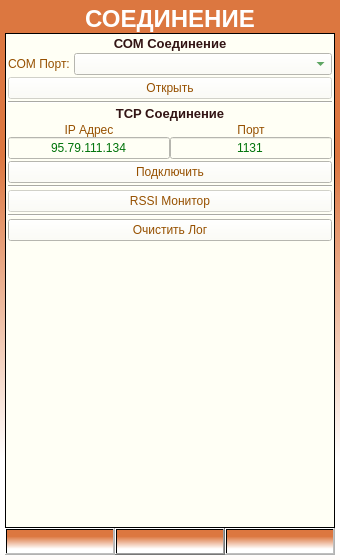
Qt form ANDROID_FORMS/connections_form.ui (DavidSiegman/PLC_RF_Configurator) before a commit.
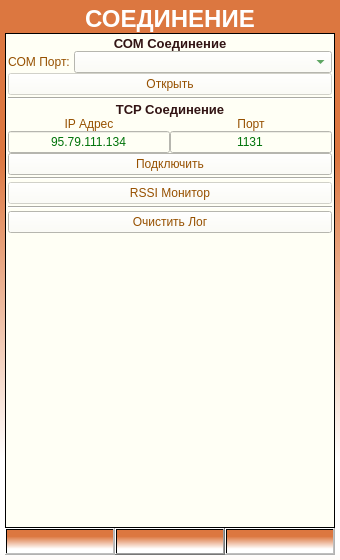
The same form after that commit. Icons and pictures are not drawn.

Patch:
```diff
--- a/ANDROID_FORMS/connections_form.ui
+++ b/ANDROID_FORMS/connections_form.ui
@@ -123,206 +123,31 @@
          <property name="spacing">
           <number>2</number>
          </property>
-         <item row="8" column="0">
-          <widget class="QPushButton" name="RSSIMonitor">
-           <property name="enabled">
-            <bool>false</bool>
-           </property>
-           <property name="sizePolicy">
-            <sizepolicy hsizetype="Expanding" vsizetype="Minimum">
-             <horstretch>0</horstretch>
-             <verstretch>0</verstretch>
-            </sizepolicy>
-           </property>
-           <property name="minimumSize">
-            <size>
-             <width>0</width>
-             <height>0</height>
-            </size>
-           </property>
-           <property name="maximumSize">
-            <size>
-             <width>16777215</width>
-             <height>16777215</height>
-            </size>
-           </property>
-           <property name="font">
-            <font>
-             <family>Microsoft YaHei UI</family>
-            </font>
-           </property>
-           <property name="text">
-            <string>RSSI Монитор</string>
-           </property>
-           <property name="tabletTracking" stdset="0">
-            <bool>true</bool>
-           </property>
-          </widget>
-         </item>
-         <item row="7" column="0">
-          <widget class="Line" name="line">
-           <property name="orientation">
-            <enum>Qt::Horizontal</enum>
-           </property>
-          </widget>
-         </item>
-         <item row="0" column="0">
-          <widget class="QLabel" name="label_2">
-           <property name="sizePolicy">
-            <sizepolicy hsizetype="Expanding" vsizetype="Minimum">
-             <horstretch>0</horstretch>
-             <verstretch>0</verstretch>
-            </sizepolicy>
-           </property>
-           <property name="minimumSize">
-            <size>
-             <width>0</width>
-             <height>0</height>
-            </size>
-           </property>
-           <property name="font">
-            <font>
-             <family>Microsoft YaHei UI</family>
-             <pointsize>10</pointsize>
-             <weight>75</weight>
-             <bold>true</bold>
-            </font>
-           </property>
-           <property name="styleSheet">
-            <string notr="true">color: rgb(50, 20, 20);</string>
-           </property>
-           <property name="text">
-            <string>СОМ Соединение</string>
-           </property>
-           <property name="alignment">
-            <set>Qt::AlignCenter</set>
-           </property>
-          </widget>
-         </item>
-         <item row="2" column="0">
-          <widget class="QPushButton" name="COMConnect">
-           <property name="enabled">
-            <bool>false</bool>
-           </property>
-           <property name="sizePolicy">
-            <sizepolicy hsizetype="Expanding" vsizetype="Minimum">
-             <horstretch>0</horstretch>
-             <verstretch>0</verstretch>
-            </sizepolicy>
-           </property>
-           <property name="minimumSize">
-            <size>
-             <width>0</width>
-             <height>0</height>
-            </size>
-           </property>
-           <property name="maximumSize">
-            <size>
-             <width>16777215</width>
-             <height>16777215</height>
-            </size>
-           </property>
-           <property name="font">
-            <font>
-             <family>Microsoft YaHei UI</family>
-            </font>
-           </property>
-           <property name="styleSheet">
-            <string notr="true"/>
-           </property>
-           <property name="text">
-            <string>Открыть</string>
-           </property>
-           <property name="tabletTracking" stdset="0">
-            <bool>true</bool>
-           </property>
-          </widget>
-         </item>
-         <item row="1" column="0">
-          <layout class="QHBoxLayout" name="horizontalLayout_6">
-           <property name="spacing">
-            <number>0</number>
-           </property>
-           <item>
-            <widget class="QLabel" name="label_4">
-             <property name="sizePolicy">
-              <sizepolicy hsizetype="Minimum" vsizetype="Minimum">
-               <horstretch>0</horstretch>
-               <verstretch>0</verstretch>
-              </sizepolicy>
-             </property>
-             <property name="minimumSize">
-              <size>
-               <width>0</width>
-               <height>0</height>
-              </size>
-             </property>
-             <property name="font">
-              <font>
-               <family>Microsoft YaHei UI</family>
-              </font>
-             </property>
-             <property name="text">
-              <string>COM Порт: </string>
-             </property>
-            </widget>
-           </item>
-           <item>
-            <widget class="QComboBox" name="PortNameBox">
-             <property name="sizePolicy">
-              <sizepolicy hsizetype="Expanding" vsizetype="Minimum">
-               <horstretch>0</horstretch>
-               <verstretch>0</verstretch>
-              </sizepolicy>
-             </property>
-             <property name="minimumSize">
-              <size>
-               <width>0</width>
-               <height>0</height>
-              </size>
-             </property>
-             <property name="font">
-              <font>
-               <family>Microsoft YaHei UI</family>
-              </font>
-             </property>
-             <property name="styleSheet">
-              <string notr="true">color: rgb(0, 115, 10);</string>
-             </property>
-            </widget>
-           </item>
-          </layout>
-         </item>
-         <item row="10" column="0">
-          <widget class="QPushButton" name="ClearConsole">
-           <property name="sizePolicy">
-            <sizepolicy hsizetype="Expanding" vsizetype="Minimum">
-             <horstretch>0</horstretch>
-             <verstretch>0</verstretch>
-            </sizepolicy>
-           </property>
-           <property name="minimumSize">
-            <size>
-             <width>0</width>
-             <height>0</height>
-            </size>
-           </property>
-           <property name="text">
-            <string>Очистить Лог</string>
-           </property>
-           <property name="tabletTracking" stdset="0">
-            <bool>true</bool>
-           </property>
-          </widget>
-         </item>
          <item row="3" column="0">
-          <widget class="Line" name="line_2">
-           <property name="orientation">
-            <enum>Qt::Horizontal</enum>
+          <widget class="QWidget" name="TCP_Widget" native="true">
+           <property name="sizePolicy">
+            <sizepolicy hsizetype="Expanding" vsizetype="Minimum">
+             <horstretch>0</horstretch>
+             <verstretch>0</verstretch>
+            </sizepolicy>
            </property>
-          </widget>
-         </item>
-         <item row="4" column="0">
+           <layout class="QVBoxLayout" name="verticalLayout_3">
+            <property name="spacing">
+             <number>0</number>
+            </property>
+            <property name="leftMargin">
+             <number>0</number>
+            </property>
+            <property name="topMargin">
+             <number>0</number>
+            </property>
+            <property name="rightMargin">
+             <number>0</number>
+            </property>
+            <property name="bottomMargin">
+             <number>0</number>
+            </property>
+            <item>
           <widget class="QLabel" name="label_3">
            <property name="sizePolicy">
             <sizepolicy hsizetype="Expanding" vsizetype="Minimum">
@@ -355,43 +180,7 @@
            </property>
           </widget>
          </item>
-         <item row="6" column="0">
-          <widget class="QPushButton" name="TCPConnect">
-           <property name="enabled">
-            <bool>true</bool>
-           </property>
-           <property name="sizePolicy">
-            <sizepolicy hsizetype="Expanding" vsizetype="Minimum">
-             <horstretch>0</horstretch>
-             <verstretch>0</verstretch>
-            </sizepolicy>
-           </property>
-           <property name="minimumSize">
-            <size>
-             <width>0</width>
-             <height>0</height>
-            </size>
-           </property>
-           <property name="maximumSize">
-            <size>
-             <width>16777215</width>
-             <height>16777215</height>
-            </size>
-           </property>
-           <property name="font">
-            <font>
-             <family>Microsoft YaHei UI</family>
-            </font>
-           </property>
-           <property name="text">
-            <string>Подключить</string>
-           </property>
-           <property name="tabletTracking" stdset="0">
-            <bool>true</bool>
-           </property>
-          </widget>
-         </item>
-         <item row="5" column="0">
+            <item>
           <layout class="QGridLayout" name="gridLayout_2">
            <property name="spacing">
             <number>0</number>
@@ -549,7 +338,279 @@
            </item>
           </layout>
          </item>
-         <item row="11" column="0">
+            <item>
+             <widget class="QPushButton" name="TCPConnect">
+              <property name="enabled">
+               <bool>true</bool>
+              </property>
+              <property name="sizePolicy">
+               <sizepolicy hsizetype="Expanding" vsizetype="Minimum">
+                <horstretch>0</horstretch>
+                <verstretch>0</verstretch>
+               </sizepolicy>
+              </property>
+              <property name="minimumSize">
+               <size>
+                <width>0</width>
+                <height>0</height>
+               </size>
+              </property>
+              <property name="maximumSize">
+               <size>
+                <width>16777215</width>
+                <height>16777215</height>
+               </size>
+              </property>
+              <property name="font">
+               <font>
+                <family>Microsoft YaHei UI</family>
+               </font>
+              </property>
+              <property name="text">
+               <string>Подключить</string>
+              </property>
+              <property name="tabletTracking" stdset="0">
+               <bool>true</bool>
+              </property>
+             </widget>
+            </item>
+           </layout>
+          </widget>
+         </item>
+         <item row="2" column="0">
+          <widget class="Line" name="line_2">
+           <property name="orientation">
+            <enum>Qt::Horizontal</enum>
+           </property>
+          </widget>
+         </item>
+         <item row="6" column="0">
+          <widget class="Line" name="line_3">
+           <property name="orientation">
+            <enum>Qt::Horizontal</enum>
+           </property>
+          </widget>
+         </item>
+         <item row="0" column="0">
+          <widget class="QWidget" name="COM_Widget" native="true">
+           <property name="sizePolicy">
+            <sizepolicy hsizetype="Expanding" vsizetype="Minimum">
+             <horstretch>0</horstretch>
+             <verstretch>0</verstretch>
+            </sizepolicy>
+           </property>
+           <layout class="QVBoxLayout" name="verticalLayout_2">
+            <property name="spacing">
+             <number>0</number>
+            </property>
+            <property name="leftMargin">
+             <number>0</number>
+            </property>
+            <property name="topMargin">
+             <number>0</number>
+            </property>
+            <property name="rightMargin">
+             <number>0</number>
+            </property>
+            <property name="bottomMargin">
+             <number>0</number>
+            </property>
+            <item>
+             <widget class="QLabel" name="label_2">
+              <property name="sizePolicy">
+               <sizepolicy hsizetype="Expanding" vsizetype="Minimum">
+                <horstretch>0</horstretch>
+                <verstretch>0</verstretch>
+               </sizepolicy>
+              </property>
+              <property name="minimumSize">
+               <size>
+                <width>0</width>
+                <height>0</height>
+               </size>
+              </property>
+              <property name="font">
+               <font>
+                <family>Microsoft YaHei UI</family>
+                <pointsize>10</pointsize>
+                <weight>75</weight>
+                <bold>true</bold>
+               </font>
+              </property>
+              <property name="styleSheet">
+               <string notr="true">color: rgb(50, 20, 20);</string>
+              </property>
+              <property name="text">
+               <string>СОМ Соединение</string>
+              </property>
+              <property name="alignment">
+               <set>Qt::AlignCenter</set>
+              </property>
+             </widget>
+            </item>
+            <item>
+             <layout class="QHBoxLayout" name="horizontalLayout_6">
+              <property name="spacing">
+               <number>0</number>
+              </property>
+              <item>
+               <widget class="QLabel" name="label_4">
+                <property name="sizePolicy">
+                 <sizepolicy hsizetype="Minimum" vsizetype="Minimum">
+                  <horstretch>0</horstretch>
+                  <verstretch>0</verstretch>
+                 </sizepolicy>
+                </property>
+                <property name="minimumSize">
+                 <size>
+                  <width>0</width>
+                  <height>0</height>
+                 </size>
+                </property>
+                <property name="font">
+                 <font>
+                  <family>Microsoft YaHei UI</family>
+                 </font>
+                </property>
+                <property name="text">
+                 <string>COM Порт: </string>
+                </property>
+               </widget>
+              </item>
+              <item>
+               <widget class="QComboBox" name="PortNameBox">
+                <property name="sizePolicy">
+                 <sizepolicy hsizetype="Expanding" vsizetype="Minimum">
+                  <horstretch>0</horstretch>
+                  <verstretch>0</verstretch>
+                 </sizepolicy>
+                </property>
+                <property name="minimumSize">
+                 <size>
+                  <width>0</width>
+                  <height>0</height>
+                 </size>
+                </property>
+                <property name="font">
+                 <font>
+                  <family>Microsoft YaHei UI</family>
+                 </font>
+                </property>
+                <property name="styleSheet">
+                 <string notr="true">color: rgb(0, 115, 10);</string>
+                </property>
+               </widget>
+              </item>
+             </layout>
+            </item>
+            <item>
+             <widget class="QPushButton" name="COMConnect">
+              <property name="enabled">
+               <bool>false</bool>
+              </property>
+              <property name="sizePolicy">
+               <sizepolicy hsizetype="Expanding" vsizetype="Minimum">
+                <horstretch>0</horstretch>
+                <verstretch>0</verstretch>
+               </sizepolicy>
+              </property>
+              <property name="minimumSize">
+               <size>
+                <width>0</width>
+                <height>0</height>
+               </size>
+              </property>
+              <property name="maximumSize">
+               <size>
+                <width>16777215</width>
+                <height>16777215</height>
+               </size>
+              </property>
+              <property name="font">
+               <font>
+                <family>Microsoft YaHei UI</family>
+               </font>
+              </property>
+              <property name="styleSheet">
+               <string notr="true"/>
+              </property>
+              <property name="text">
+               <string>Открыть</string>
+              </property>
+              <property name="tabletTracking" stdset="0">
+               <bool>true</bool>
+              </property>
+             </widget>
+            </item>
+           </layout>
+          </widget>
+         </item>
+         <item row="5" column="0">
+          <widget class="QPushButton" name="RSSIMonitor">
+           <property name="enabled">
+            <bool>false</bool>
+           </property>
+           <property name="sizePolicy">
+            <sizepolicy hsizetype="Expanding" vsizetype="Minimum">
+             <horstretch>0</horstretch>
+             <verstretch>0</verstretch>
+            </sizepolicy>
+           </property>
+           <property name="minimumSize">
+            <size>
+             <width>0</width>
+             <height>0</height>
+            </size>
+           </property>
+           <property name="maximumSize">
+            <size>
+             <width>16777215</width>
+             <height>16777215</height>
+            </size>
+           </property>
+           <property name="font">
+            <font>
+             <family>Microsoft YaHei UI</family>
+            </font>
+           </property>
+           <property name="text">
+            <string>RSSI Монитор</string>
+           </property>
+           <property name="tabletTracking" stdset="0">
+            <bool>true</bool>
+           </property>
+          </widget>
+         </item>
+         <item row="4" column="0">
+          <widget class="Line" name="line">
+           <property name="orientation">
+            <enum>Qt::Horizontal</enum>
+           </property>
+          </widget>
+         </item>
+         <item row="7" column="0">
+          <widget class="QPushButton" name="ClearConsole">
+           <property name="sizePolicy">
+            <sizepolicy hsizetype="Expanding" vsizetype="Minimum">
+             <horstretch>0</horstretch>
+             <verstretch>0</verstretch>
+            </sizepolicy>
+           </property>
+           <property name="minimumSize">
+            <size>
+             <width>0</width>
+             <height>0</height>
+            </size>
+           </property>
+           <property name="text">
+            <string>Очистить Лог</string>
+           </property>
+           <property name="tabletTracking" stdset="0">
+            <bool>true</bool>
+           </property>
+          </widget>
+         </item>
+         <item row="8" column="0">
           <widget class="QPlainTextEdit" name="console">
            <property name="sizePolicy">
             <sizepolicy hsizetype="Expanding" vsizetype="Expanding">
@@ -577,13 +638,6 @@
            </property>
           </widget>
          </item>
-         <item row="9" column="0">
-          <widget class="Line" name="line_3">
-           <property name="orientation">
-            <enum>Qt::Horizontal</enum>
-           </property>
-          </widget>
-         </item>
         </layout>
        </item>
       </layout>
```
Left out of the diff: 3 changed lines with no effect on the pictures. Lines whose indentation alone changed are shown as unchanged.
